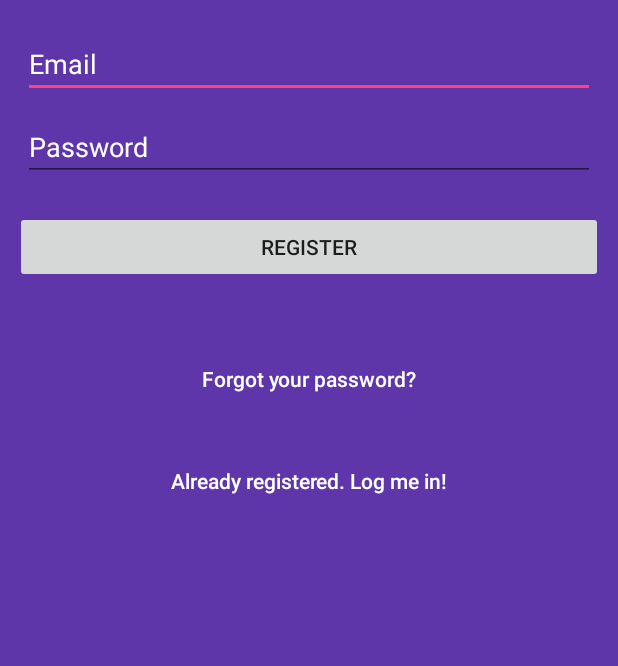
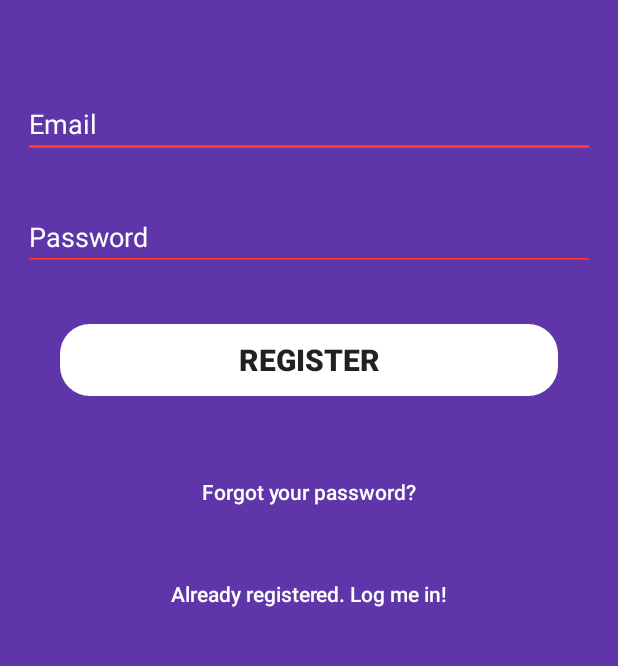
Before and after one commit to warrington591/Randevu, an Android app: the screen it shows after launch (MainActivity), on a phone screen of 412 x 824 dp, the part 270-936 px from its top. Run offline under Robolectric (Android 15) with nearby library versions, the phone set to English and light mode, and no system bars; our stand-ins replace ButterKnife, Firebase (no records; nobody signed in at launch, a user with empty details on screens opened directly); libraries missing offline, so code that uses them is left out: com.facebook.stetho, com.firebase.ui; 9 statements that could not run were skipped.

Commit message:
improved registration form UI

```diff
--- /dev/null
+++ b/app/src/main/res/drawable/rounded_button.xml
@@ -0,0 +1,36 @@
+<?xml version="1.0" encoding="utf-8"?>
+<selector xmlns:android="http://schemas.android.com/apk/res/android">
+<item
+    android:state_pressed="false"
+    >
+    <shape
+        android:shape="rectangle"
+        >
+        <corners
+            android:bottomLeftRadius="20dp"
+            android:topLeftRadius="20dp"
+            android:topRightRadius="20dp"
+            android:bottomRightRadius="20dp"
+            android:radius="10dp"
+            />
+        <solid android:color="#ffffff"/>
+    </shape>
+</item>
+<item
+    android:state_pressed="true"
+    >
+    <shape
+        android:shape="rectangle"
+        >
+        <corners
+            android:bottomLeftRadius="20dp"
+            android:topLeftRadius="20dp"
+            android:topRightRadius="20dp"
+            android:bottomRightRadius="20dp"
+            android:radius="10dp"
+
+            />
+        <solid android:color="#acacac"/>
+    </shape>
+</item>
+</selector>
--- a/app/src/main/res/layout/welcome.xml
+++ b/app/src/main/res/layout/welcome.xml
@@ -1,7 +1,7 @@
 <?xml version="1.0" encoding="utf-8"?>
 <android.support.constraint.ConstraintLayout
     xmlns:android="http://schemas.android.com/apk/res/android"
-    xmlns:tools="http://schemas.android.com/tools"
+    xmlns:app="http://schemas.android.com/apk/res-auto"
     android:layout_width="match_parent"
     android:layout_height="match_parent"
     android:background="#5F36A9"
@@ -43,7 +43,7 @@
                 android:id="@+id/loginFormRL"
                 android:layout_width="match_parent"
                 android:layout_below="@+id/imageRL"
-                android:layout_marginTop="20dp"
+                android:layout_marginTop="60dp"
                 android:layout_height="wrap_content">
 
                 <EditText
@@ -53,7 +53,8 @@
                     android:hint="Email"
                     android:textColor="#ffffff"
                     android:textColorHint="#ffffff"
-                    android:layout_marginBottom="10dp"
+                    android:layout_marginBottom="30dp"
+                    app:backgroundTint="@color/welcome_highlights"
                     />
 
                 <EditText
@@ -65,6 +66,7 @@
                     android:hint="Password"
                     android:textColor="#ffffff"
                     android:textColorHint="#ffffff"
+                    app:backgroundTint="@color/welcome_highlights"
                     />
 
             </RelativeLayout>
@@ -80,7 +82,8 @@
             android:layout_height="wrap_content"
             android:gravity="center_horizontal"
             android:layout_below="@+id/topRL"
-            android:layout_marginTop="20dp"
+            android:layout_marginTop="35dp"
+
             >
 
             <Button
@@ -88,6 +91,11 @@
                 android:layout_width="match_parent"
                 android:layout_height="wrap_content"
                 android:layout_marginBottom="20dp"
+                android:background="@drawable/rounded_button"
+                android:layout_marginLeft="30dp"
+                android:layout_marginRight="30dp"
+                android:textSize="20sp"
+                android:textStyle="bold"
                 android:text="Register"/>
 
             <Button
```
